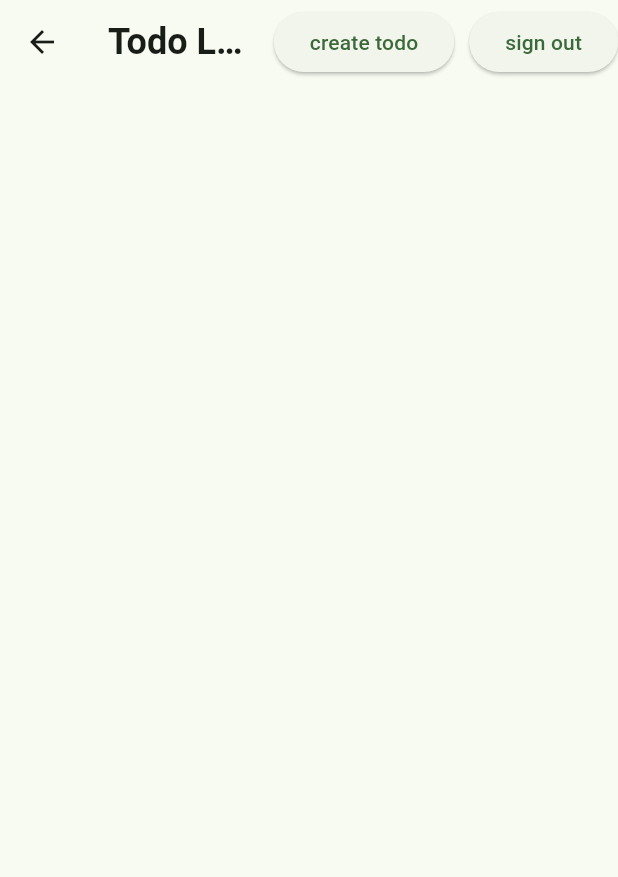
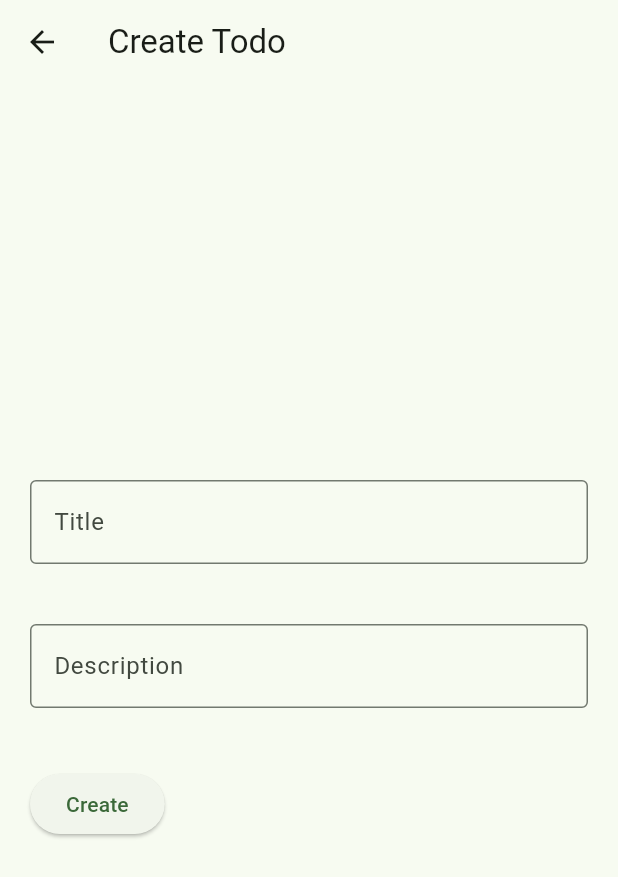
Before and after one commit to Reimanbow/firebase_todo, a Flutter app: the TodoListPage screen opened directly, after a tap on "create todo", on a phone screen of 412 x 824 dp. Shown: the top 877 px of the screen. Run offline on Flutter 3.47's test engine with Material 3 defaults, Android fonts, the phone set to English and light mode, and no system bars; our stand-ins replace cloud_firestore, firebase_auth, firebase_core, flutter_riverpod; accounts and stored records are empty; generated files the repository leaves out were written again.

Commit message:
todo作成画面作成

```diff
--- a/lib/provider/provider.dart
+++ b/lib/provider/provider.dart
@@ -2,6 +2,7 @@ import "package:flutter_riverpod/flutter_riverpod.dart";
 
 import "../ui/auth/view_model/auth_view_model.dart";
 import "../ui/todo_list/view_model/todo_list_view_model.dart";
+import "../ui/todo_create/view_model/todo_create_view_model.dart";
 
 final authProvider = ChangeNotifierProvider((ref) {
   return AuthViewModel();
@@ -12,3 +13,7 @@ final todoListProvider = ChangeNotifierProvider((ref) {
   todoListViewModel.getAllData();
   return todoListViewModel;
 });
+
+final todoCreateProvider = ChangeNotifierProvider((ref) {
+  return TodoCreateViewModel();
+});
--- /dev/null
+++ b/lib/ui/todo_create/view/todo_create_page.dart
@@ -0,0 +1,113 @@
+import "dart:math";
+
+import "package:flutter/material.dart";
+import "package:flutter_riverpod/flutter_riverpod.dart";
+
+import "../../../provider/provider.dart";
+
+class TodoCreatePage extends StatefulWidget {
+  const TodoCreatePage({super.key});
+
+  @override
+  State<TodoCreatePage> createState() => _TodoCreatePageState();
+}
+
+class _TodoCreatePageState extends State<TodoCreatePage> {
+  late TextEditingController _titleController;
+  late TextEditingController _descriptionController;
+
+  final _formKey = GlobalKey<FormState>();
+
+  @override
+  void initState() {
+    super.initState();
+    _titleController = TextEditingController();
+    _descriptionController = TextEditingController();
+  }
+
+  @override
+  Widget build(BuildContext context) {
+    return Scaffold(
+      appBar: AppBar(
+        title: const Text("Create Todo"),
+      ),
+      body: Center(
+        child: Form(
+          key: _formKey,
+          child: Column(
+            crossAxisAlignment: CrossAxisAlignment.start,
+            mainAxisAlignment: MainAxisAlignment.center,
+            children: [
+              Padding(
+                padding: const EdgeInsets.all(20),
+                child: TextFormField(
+                  controller: _titleController,
+                  decoration: const InputDecoration(
+                    border: OutlineInputBorder(),
+                    labelText: "Title",
+                  ),
+                  validator: (value) {
+                    if (value == null || value.isEmpty) {
+                      return "Input Title";
+                    }
+                    return null;
+                  },
+                ),
+              ),
+              Padding(
+                padding: const EdgeInsets.all(20),
+                child: TextFormField(
+                  controller: _descriptionController,
+                  decoration: const InputDecoration(
+                    border: OutlineInputBorder(),
+                    labelText: "Description",
+                  ),
+                  maxLines: null,
+                  keyboardType: TextInputType.multiline,
+                  validator: (value) {
+                    if (value == null || value.isEmpty) {
+                      return "Input Description";
+                    }
+                    return null;
+                  },
+                ),
+              ),
+              Padding(
+                padding: const EdgeInsets.all(20),
+                child: Consumer(
+                  builder: (context, ref, child) {
+                    return ElevatedButton(
+                      onPressed: () {
+                        if (_formKey.currentState!.validate()) {
+                          ref.read(todoCreateProvider).setData(
+                                Random().nextInt(999999999).toString(),
+                                _titleController.text,
+                                _descriptionController.text,
+                              );
+                          ScaffoldMessenger.of(context).showSnackBar(
+                            SnackBar(
+                              content: Text("created ${_titleController.text}"),
+                            ),
+                          );
+                          Navigator.pop(context);
+                        }
+                      },
+                      child: const Text("Create"),
+                    );
+                  },
+                ),
+              ),
+            ],
+          ),
+        ),
+      ),
+    );
+  }
+
+  @override
+  void dispose() {
+    _titleController.dispose();
+    _descriptionController.dispose();
+    super.dispose();
+  }
+}
--- a/lib/ui/todo_list/view/todo_list_item.dart
+++ b/lib/ui/todo_list/view/todo_list_item.dart
@@ -19,6 +19,11 @@ class TodoListItem extends ConsumerWidget {
       key: UniqueKey(),
       onDismissed: (direction) {
         firestoreProvider.deleteTodo(todoViewModel.todo);
+        ScaffoldMessenger.of(context).showSnackBar(
+          SnackBar(
+            content: Text("deleted ${todoViewModel.title}"),
+          ),
+        );
       },
       direction: DismissDirection.endToStart,
       background: Container(
--- a/lib/ui/todo_list/view/todo_list_page.dart
+++ b/lib/ui/todo_list/view/todo_list_page.dart
@@ -4,12 +4,16 @@ import "package:flutter_riverpod/flutter_riverpod.dart";
 import '../../../provider/provider.dart';
 import "../view_model/todo_view_model.dart";
 import "todo_list_item.dart";
+import "../../todo_create/view/todo_create_page.dart";
 
-class TodoListPage extends StatelessWidget {
+class TodoListPage extends ConsumerWidget {
   const TodoListPage({super.key});
 
   @override
-  Widget build(BuildContext context) {
+  Widget build(BuildContext context, WidgetRef ref) {
+    final firestoreProvider = ref.watch(todoListProvider);
+    final todoList = firestoreProvider.todoData;
+
     return Scaffold(
       appBar: AppBar(
         title: const Text(
@@ -22,38 +26,40 @@ class TodoListPage extends StatelessWidget {
         actions: [
           ElevatedButton(
             child: const Text("create todo"),
-            //TODO 作成ページに移動する
-            onPressed: () {},
+            // 作成ページに移動する
+            onPressed: () async {
+              await Navigator.of(context).push<void>(
+                MaterialPageRoute(
+                  builder: (context) => const TodoCreatePage(),
+                ),
+              );
+
+              if (!context.mounted) {
+                return;
+              }
+
+              await ref.read(todoListProvider).refresh();
+            },
           ),
           const SizedBox(
             width: 10,
           ),
-          Consumer(
-            builder: (context, ref, child) {
-              return ElevatedButton(
+          ElevatedButton(
             child: const Text("sign out"),
             onPressed: () {
               final auth = ref.read(authProvider);
               auth.signOut();
-                },
-              );
             },
           ),
         ],
       ),
       body: Padding(
         padding: const EdgeInsets.all(20),
-        child: Consumer(
-          builder: (context, ref, child) {
-            final firestoreProvider = ref.watch(todoListProvider);
-            final todoList = firestoreProvider.todoData;
-            return ListView.builder(
+        child: ListView.builder(
           itemCount: todoList.length,
           itemBuilder: (context, index) {
             return TodoListItem(
               todoViewModel: TodoViewModel(todoList[index]),
-                );
-              },
             );
           },
         ),
```
Lines whose indentation alone changed are shown as unchanged.
